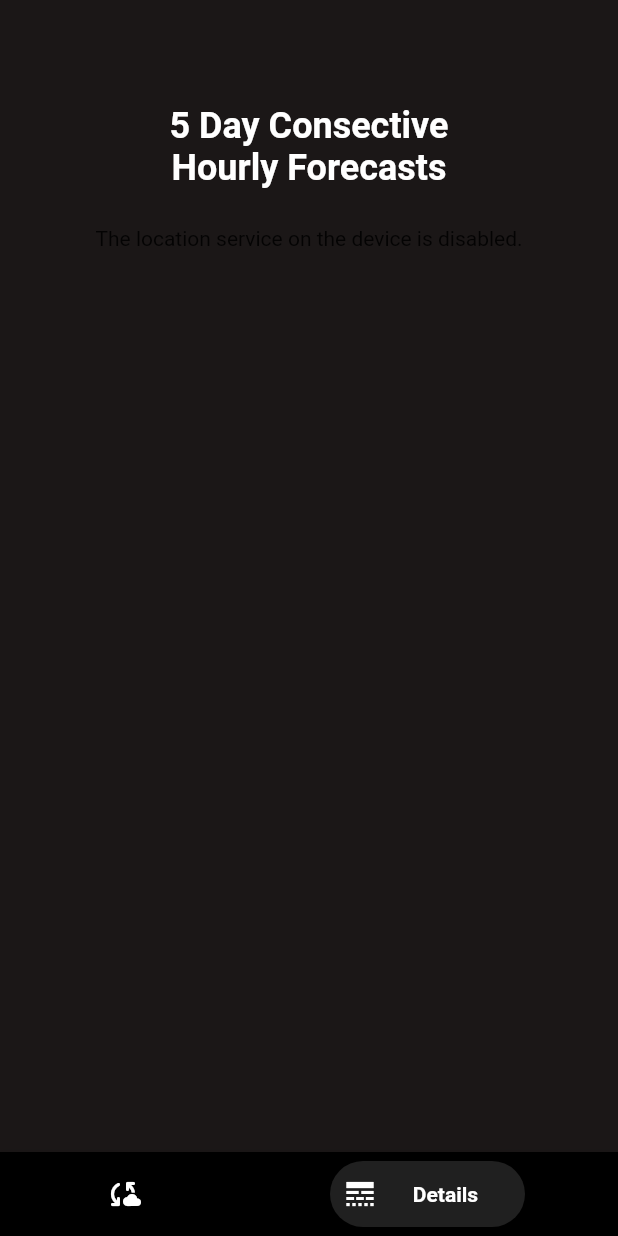
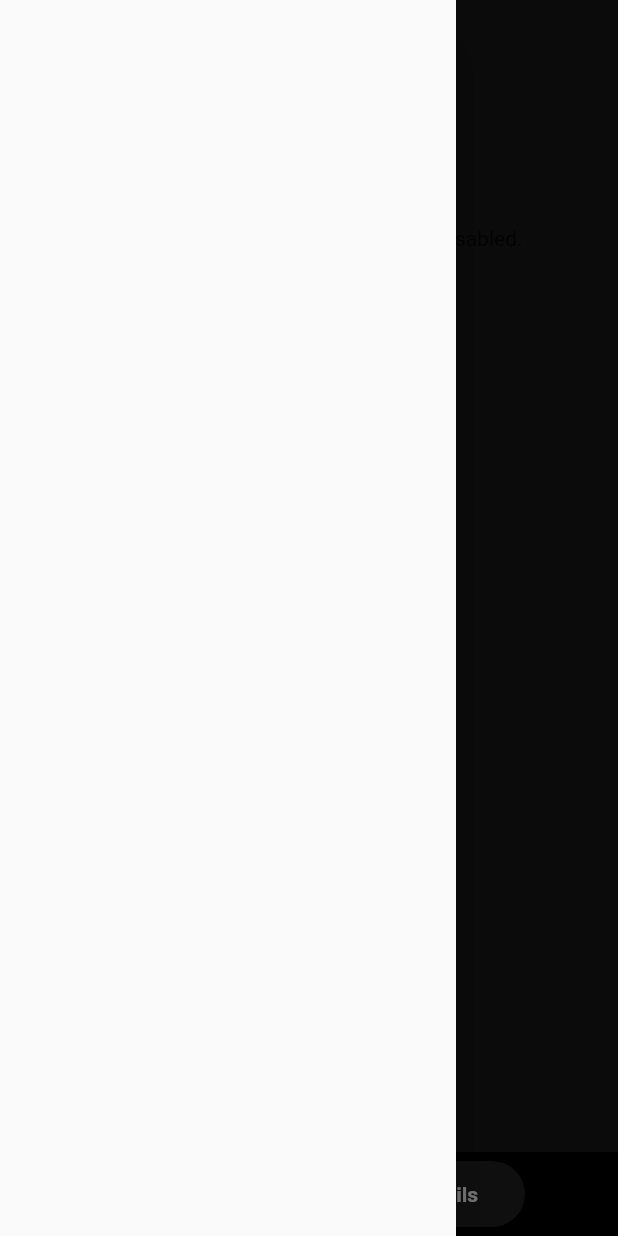
Before and after one commit to avcton/DailyWeather, a Flutter app: the screen it shows after launch, item 2 of the bottom bar chosen, with the side drawer open (before the commit the screen has no drawer), on a phone screen of 412 x 824 dp. Run offline on Flutter 3.47's test engine with Material 2 defaults, Android fonts, the phone set to English and light mode, and no system bars; drawn by our look-alikes of bottom_navy_bar; our stand-ins replace flutter_svg, geolocator, google_fonts, weather; Roboto replaces fonts that are missing (Bellota).

Commit message:
Home Logo + PlaceHolder images Added

```diff
--- a/lib/Screens/weather_page.dart
+++ b/lib/Screens/weather_page.dart
@@ -2,6 +2,7 @@ import 'package:bottom_navy_bar/bottom_navy_bar.dart';
 import 'package:daily_weather/Packages/generate_weather.dart';
 import 'package:daily_weather/Screens/extended_weather.dart';
 import 'package:flutter/material.dart';
+import 'package:flutter_svg/flutter_svg.dart';
 import 'package:google_fonts/google_fonts.dart';
 import 'package:weather/weather.dart';
 
@@ -14,6 +15,7 @@ class WeatherPage extends StatefulWidget {
 
 class _WeatherPage extends State<WeatherPage> {
   int _currentIndex = 0;
+  final _myscaffold = GlobalKey<ScaffoldState>();
   final PageController _pageController = PageController(
     initialPage: 0,
   );
@@ -28,7 +30,9 @@ class _WeatherPage extends State<WeatherPage> {
   Widget build(BuildContext context) {
     final size = MediaQuery.of(context).size.height;
     return Scaffold(
+      key: _myscaffold,
       backgroundColor: const Color.fromRGBO(27, 23, 23, 1),
+      drawer: Drawer(),
       body: PageView(
         controller: _pageController,
         onPageChanged: (index) {
@@ -37,14 +41,39 @@ class _WeatherPage extends State<WeatherPage> {
           });
         },
         children: [
+          Stack(children: [
+            Positioned(
+                left: 20,
+                top: 40,
+                child: IconButton(
+                  icon: Icon(
+                    color: Colors.white,
+                    Icons.menu,
+                    size: 35,
+                  ),
+                  onPressed: () {
+                    _myscaffold.currentState!.openDrawer();
+                  },
+                )),
             Center(
               child: Column(
                 children: [
-                const Padding(
-                    padding: EdgeInsets.only(top: 15.0),
-                    child: Image(
-                        image: AssetImage('assets/weather.png'),
-                        fit: BoxFit.fill)),
+                  Padding(
+                      padding: const EdgeInsets.only(top: 30.0),
+                      child: SizedBox(
+                        height: 100,
+                        child: SvgPicture.asset(
+                          'assets/weather.svg',
+                          color: Colors.white,
+                          placeholderBuilder: (BuildContext context) {
+                            return Container(
+                              padding: const EdgeInsets.all(30),
+                              child: const CircularProgressIndicator(
+                                  color: Colors.white),
+                            );
+                          },
+                        ),
+                      )),
                   Text("Daily Weather Report",
                       style: Theme.of(context).textTheme.headline1),
                   const Divider(
@@ -83,8 +112,9 @@ class _WeatherPage extends State<WeatherPage> {
                                     errorBuilder: (context, error, stackTrace) {
                                       return Text(
                                         "Error Loading Image...",
-                                      style:
-                                          Theme.of(context).textTheme.headline1,
+                                        style: Theme.of(context)
+                                            .textTheme
+                                            .headline1,
                                       );
                                     },
                                     loadingBuilder: (BuildContext context,
@@ -119,14 +149,16 @@ class _WeatherPage extends State<WeatherPage> {
                                               textStyle: TextStyle(
                                             fontWeight: FontWeight.bold,
                                             fontSize: 22,
-                                          color: Theme.of(context).primaryColor,
+                                            color:
+                                                Theme.of(context).primaryColor,
                                           ))),
                                       Text('${snapshot.data?.temperature}',
                                           style: GoogleFonts.bellota(
                                               textStyle: TextStyle(
                                             fontWeight: FontWeight.bold,
                                             fontSize: 22,
-                                          color: Theme.of(context).primaryColor,
+                                            color:
+                                                Theme.of(context).primaryColor,
                                           ))),
                                       Text(
                                           'Cloudiness: ${snapshot.data?.cloudiness}',
@@ -134,17 +166,20 @@ class _WeatherPage extends State<WeatherPage> {
                                               textStyle: TextStyle(
                                             fontWeight: FontWeight.bold,
                                             fontSize: 22,
-                                          color: Theme.of(context).primaryColor,
+                                            color:
+                                                Theme.of(context).primaryColor,
                                           ))),
                                       const SizedBox(
                                         height: 10,
                                       ),
-                                    Text('${snapshot.data?.weatherDescription}',
+                                      Text(
+                                          '${snapshot.data?.weatherDescription}',
                                           style: GoogleFonts.bellota(
                                               textStyle: TextStyle(
                                             fontWeight: FontWeight.bold,
                                             fontSize: 18,
-                                          color: Theme.of(context).primaryColor,
+                                            color:
+                                                Theme.of(context).primaryColor,
                                           ))),
                                     ],
                                   ),
@@ -177,6 +212,7 @@ class _WeatherPage extends State<WeatherPage> {
                 ],
               ),
             ),
+          ]),
           Extended_Weather()
         ],
       ),
--- a/pubspec.yaml
+++ b/pubspec.yaml
@@ -36,7 +36,7 @@ dependencies:
   weather_icons: ^3.0.0
   intl: ^0.17.0
   bottom_navy_bar: ^6.0.0
-
+  flutter_svg: ^1.1.1+1
 
   # The following adds the Cupertino Icons font to your application.
   # Use with the CupertinoIcons class for iOS style icons.
@@ -66,7 +66,7 @@ flutter:
 
   # To add assets to your application, add an assets section, like this:
   assets:
-    - assets/weather.png
+    - assets/
   #   - images/a_dot_ham.jpeg
 
   # An image asset can refer to one or more resolution-specific "variants", see
```
Also changed, not shown: lib/Screens/extended_weather.dart (+4 -10 lines), assets/weather.png, pubspec.lock. Lines whose indentation alone changed are shown as unchanged.
